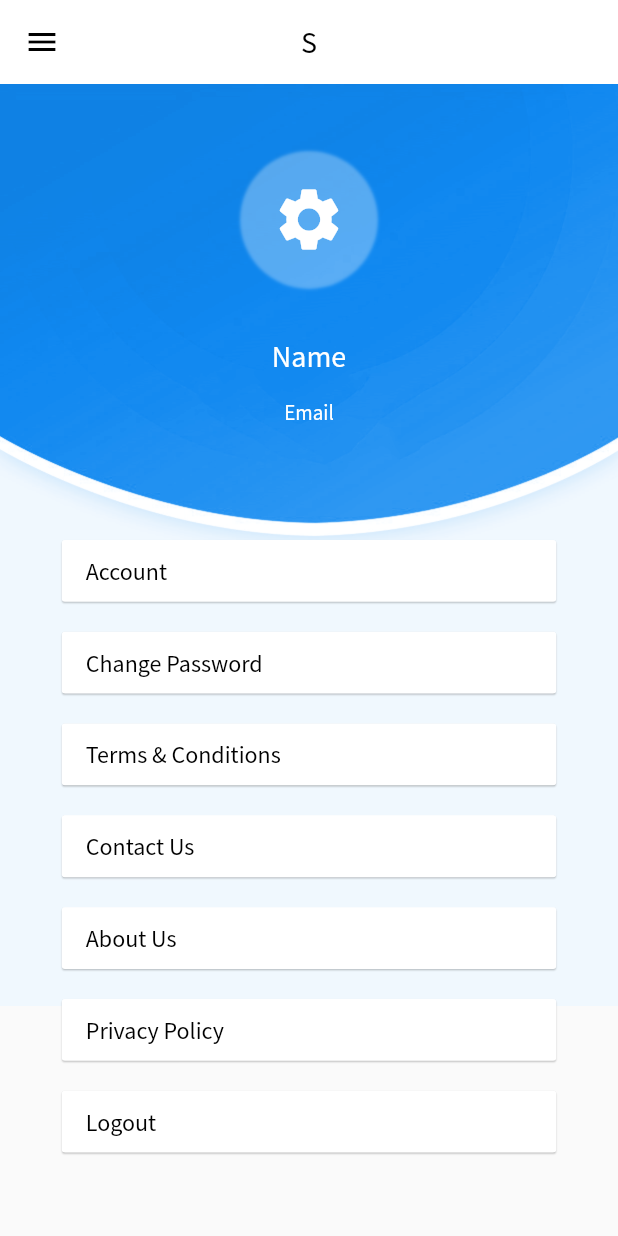
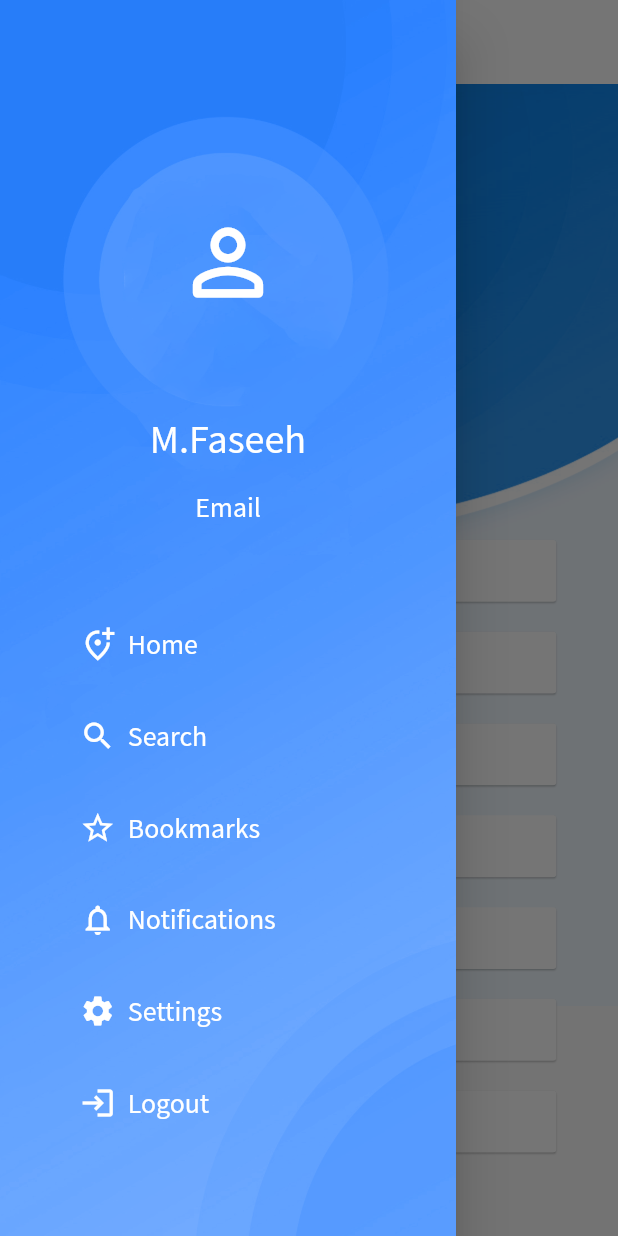
Before and after one commit to faseeh1999/FindMySchool, a Flutter app: the SettingsScreen screen opened directly, with the side drawer open (before the commit the screen has no drawer), on a phone screen of 412 x 824 dp. Run offline on Flutter 3.47's test engine with Material 2 defaults, Android fonts, the phone set to English and light mode, and no system bars; our stand-ins replace animated_text_kit, cloud_firestore, firebase_auth, firebase_core, form_validator, google_sign_in and 4 more; accounts and stored records are empty.

Commit message:
Drawer UI Completed
Drawer UI Completed & Implemented.

```diff
--- a/lib/screens/authentication/splash.dart
+++ b/lib/screens/authentication/splash.dart
@@ -34,9 +34,13 @@ class _SplashState extends State<Splash> {
         await SharedPreferences.getInstance();
     var obtainedEmail = sharedPreferences.getString('email');
     var obtainedToken = sharedPreferences.getString('token');
+    print(obtainedEmail);
+    print(obtainedToken);
     setState(() {
       finalEmail = obtainedEmail;
       finalToken = obtainedToken;
+      print(finalEmail);
+      print(finalToken);
     });
   }
 
--- /dev/null
+++ b/lib/screens/drawer/maindrawer.dart
@@ -0,0 +1,342 @@
+import 'package:FindMySchool/screens/authentication/welcome.dart';
+import 'package:FindMySchool/screens/bookmarks/bookmark.dart';
+import 'package:FindMySchool/screens/home/home.dart';
+import 'package:FindMySchool/screens/notifications/notifications.dart';
+import 'package:FindMySchool/screens/search/search.dart';
+import 'package:FindMySchool/screens/settings/settings.dart';
+import 'package:firebase_auth/firebase_auth.dart';
+import 'package:flutter/cupertino.dart';
+import 'package:flutter/material.dart';
+import 'package:page_transition/page_transition.dart';
+import 'package:shared_preferences/shared_preferences.dart';
+
+class MainDrawer extends StatelessWidget {
+  @override
+  Widget build(BuildContext context) {
+    final size = MediaQuery.of(context).size;
+    return Drawer(
+      child: Container(
+        child: Stack(
+          fit: StackFit.expand,
+          children: [
+            Image.asset(
+              'assets/images/menubg.png',
+              fit: BoxFit.cover,
+            ),
+            Column(
+              mainAxisAlignment: MainAxisAlignment.start,
+              crossAxisAlignment: CrossAxisAlignment.center,
+              children: [
+                Padding(
+                  padding:  EdgeInsets.only(top: size.height * 0.17),
+                  child: Icon(
+                    Icons.person_outline_rounded,
+                    color: Colors.white,
+                    size: 70.0,
+                  ),
+                ),
+                SizedBox(
+                  height: size.height * 0.08,
+                ),
+                Text("M.Faseeh",
+                  style: TextStyle(
+                      color: Colors.white,
+                      fontFamily: 'ss',
+                      fontSize: size.width*0.065,
+                      fontWeight: FontWeight.w500
+                  ),
+                ),
+                SizedBox(
+                  height: size.height * 0.02,
+                ),
+                Text("Email",
+                  style: TextStyle(
+                      color: Colors.white,
+                      fontFamily: 'ss',
+                      fontSize: size.width*0.045,
+                      fontWeight: FontWeight.w500
+                  ),
+                ),
+                SizedBox(
+                  height: size.height * 0.06,
+                ),
+                Column(
+                  children: [
+                    Container(
+                      margin: EdgeInsets.fromLTRB(0, 10, 0, 10),
+                      height: size.height * 0.05,
+                      width: size.width * 0.8,
+                      child: Padding(
+                        padding:  EdgeInsets.only(left: size.width*0.1),
+                        child: Align(
+
+                          alignment: Alignment.centerLeft,
+                          child: RaisedButton.icon(
+                            label: Text("Home",
+                                style: TextStyle(
+                                    fontFamily: 'ss',
+                                    fontSize: size.width*0.045,)
+                            ),
+                            icon: Icon(Icons.add_location_alt_outlined),
+                            elevation: 0.0,
+                            //padding: EdgeInsets.symmetric(horizontal: size.width*0.35,vertical: size.height*0.02),
+                            onPressed: () {
+
+                              Navigator.of(context).pop();
+                              Navigator.pushReplacement(
+                                context,
+                                PageTransition(
+                                    type: PageTransitionType.fade,
+                                    duration: Duration(milliseconds: 300),
+                                    child: HomeScreen()
+                                ),
+
+                              );
+
+                            },
+                            textColor: Colors.white,
+                            color: Colors.transparent,
+
+                          ),
+                        ),
+                      ),
+                    ),
+                    Container(
+                      margin: EdgeInsets.fromLTRB(0, 10, 0, 10),
+                      height: size.height * 0.05,
+                      width: size.width * 0.8,
+                      child: Padding(
+                        padding:  EdgeInsets.only(left: size.width*0.1),
+                        child: Align(
+
+                          alignment: Alignment.centerLeft,
+                          child: RaisedButton.icon(
+                            label: Text("Search",
+                                style: TextStyle(
+                                  fontFamily: 'ss',
+                                  fontSize: size.width*0.045,)
+                            ),
+                            icon: Icon(Icons.search),
+                            elevation: 0.0,
+                            //padding: EdgeInsets.symmetric(horizontal: size.width*0.35,vertical: size.height*0.02),
+                            onPressed: () {
+                              Navigator.of(context).pop();
+                              Navigator.pushReplacement(
+                                context,
+                                PageTransition(
+                                    type: PageTransitionType.fade,
+                                    duration: Duration(milliseconds: 300),
+                                    child: SearchScreen()
+                                ),
+
+                              );
+
+                            },
+                            textColor: Colors.white,
+                            color: Colors.transparent,
+
+                          ),
+                        ),
+                      ),
+                    ),
+
+                    Container(
+                      margin: EdgeInsets.fromLTRB(0, 10, 0, 10),
+                      height: size.height * 0.05,
+                      width: size.width * 0.8,
+                      child: Padding(
+                        padding:  EdgeInsets.only(left: size.width*0.1),
+                        child: Align(
+
+                          alignment: Alignment.centerLeft,
+                          child: RaisedButton.icon(
+                            label: Text("Bookmarks",
+                                style: TextStyle(
+                                  fontFamily: 'ss',
+                                  fontSize: size.width*0.045,)
+                            ),
+                            icon: Icon(Icons.star_border_outlined),
+                            elevation: 0.0,
+                            //padding: EdgeInsets.symmetric(horizontal: size.width*0.35,vertical: size.height*0.02),
+                            onPressed: () {
+                              Navigator.of(context).pop();
+                              Navigator.pushReplacement(
+                                  context,
+                                  PageTransition(
+                                      type: PageTransitionType.fade,
+                                      duration: Duration(milliseconds: 300),
+                                      child: BookmarkScreen()
+                                  ),
+
+                              );
+                            },
+                            textColor: Colors.white,
+                            color: Colors.transparent,
+
+                          ),
+                        ),
+                      ),
+                    ),
+
+                    Container(
+                      margin: EdgeInsets.fromLTRB(0, 10, 0, 10),
+                      height: size.height * 0.05,
+                      width: size.width * 0.8,
+                      child: Padding(
+                        padding:  EdgeInsets.only(left: size.width*0.1),
+                        child: Align(
+
+                          alignment: Alignment.centerLeft,
+                          child: RaisedButton.icon(
+                            label: Text("Notifications",
+                                style: TextStyle(
+                                  fontFamily: 'ss',
+                                  fontSize: size.width*0.045,)
+                            ),
+                            icon: Icon(Icons.notifications_none_outlined),
+                            elevation: 0.0,
+                            //padding: EdgeInsets.symmetric(horizontal: size.width*0.35,vertical: size.height*0.02),
+                            onPressed: () {
+                              Navigator.of(context).pop();
+                              Navigator.pushReplacement(
+                                context,
+                                PageTransition(
+                                    type: PageTransitionType.fade,
+                                    duration: Duration(milliseconds: 300),
+                                    child: NotificationScreen()
+                                ),
+
+                              );
+
+                            },
+                            textColor: Colors.white,
+                            color: Colors.transparent,
+
+                          ),
+                        ),
+                      ),
+                    ),
+                    Container(
+                      margin: EdgeInsets.fromLTRB(0, 10, 0, 10),
+                      height: size.height * 0.05,
+                      width: size.width * 0.8,
+                      child: Padding(
+                        padding:  EdgeInsets.only(left: size.width*0.1),
+                        child: Align(
+
+                          alignment: Alignment.centerLeft,
+                          child: RaisedButton.icon(
+                            label: Text("Settings",
+                                style: TextStyle(
+                                  fontFamily: 'ss',
+                                  fontSize: size.width*0.045,)
+                            ),
+                            icon: Icon(Icons.settings),
+                            elevation: 0.0,
+                            //padding: EdgeInsets.symmetric(horizontal: size.width*0.35,vertical: size.height*0.02),
+                            onPressed: () {
+                              Navigator.of(context).pop();
+                              Navigator.pushReplacement(
+                                context,
+                                PageTransition(
+                                    type: PageTransitionType.fade,
+                                    duration: Duration(milliseconds: 300),
+                                    child: SettingsScreen()
+                                ),
+
+                              );
+                            },
+                            textColor: Colors.white,
+                            color: Colors.transparent,
+
+                          ),
+                        ),
+                      ),
+                    ),
+                    Container(
+                      margin: EdgeInsets.fromLTRB(0, 10, 0, 10),
+                      height: size.height * 0.05,
+                      width: size.width * 0.8,
+                      child: Padding(
+                        padding:  EdgeInsets.only(left: size.width*0.1),
+                        child: Align(
+
+                          alignment: Alignment.centerLeft,
+                          child: RaisedButton.icon(
+                            label: Text("Logout",
+                                style: TextStyle(
+                                  fontFamily: 'ss',
+                                  fontSize: size.width*0.045,)
+                            ),
+                            icon: Icon(Icons.login_outlined),
+                            elevation: 0.0,
+                            //padding: EdgeInsets.symmetric(horizontal: size.width*0.35,vertical: size.height*0.02),
+                            onPressed: () {
+
+                              Widget logoutButton = FlatButton(
+                                child: Text("Logout"),
+                                onPressed: () async {
+                                  final SharedPreferences sharedPreferences =
+                                  await SharedPreferences.getInstance();
+                                  sharedPreferences.remove('email');
+                                  sharedPreferences.remove('token');
+
+                                  try {
+                                    await FirebaseAuth.instance.signOut();
+                                  } catch (e) {
+                                    print(e);
+                                  }
+                                  Navigator.pushReplacement(
+                                    context,
+                                    PageTransition(
+                                        type: PageTransitionType.fade,
+                                        duration: Duration(milliseconds: 300),
+                                        child: WelcomeScreen()),
+                                  );
+                                },
+                              );
+
+                              Widget cancelButton = FlatButton(
+                                child: Text("No"),
+                                onPressed: () => Navigator.pop(context),
+                              );
+
+                              // set up the AlertDialog
+                              AlertDialog alert = AlertDialog(
+                                title: Text("Confirm Logout"),
+                                content: Text("Are you sure you want to Logout?"),
+                                actions: [
+                                  cancelButton,
+                                  logoutButton,
+                                ],
+                              );
+                              // show the dialog
+                              showDialog(
+                                context: context,
+                                builder: (BuildContext context) {
+                                  return alert;
+                                },
+                              );
+
+                            },
+                            textColor: Colors.white,
+                            color: Colors.transparent,
+
+                          ),
+                        ),
+                      ),
+                    ),
+
+                  ],
+                )
+              ],
+            ),
+
+
+
+          ],
+        ),
+      ),
+    );
+  }
+}
--- a/lib/screens/settings/settings.dart
+++ b/lib/screens/settings/settings.dart
@@ -1,3 +1,4 @@
+import 'package:FindMySchool/screens/drawer/maindrawer.dart';
 import 'package:FindMySchool/screens/settings/about.dart';
 import 'package:FindMySchool/screens/settings/changePassword.dart';
 import 'package:FindMySchool/screens/settings/contact.dart';
@@ -46,18 +47,16 @@ class _SettingsScreenState extends State<SettingsScreen> {
     return Scaffold(
 
       appBar: AppBar(
-        leading: Icon(
-          Icons.menu_sharp,
-          color: Colors.black,
-        ),
+        iconTheme: IconThemeData(color: Colors.black),
         elevation: 0.0,
         backgroundColor: Colors.white,
         title: Text(
-          "S",
+          "Settings",
           style: TextStyle(color: Colors.black, fontFamily: "ss"),
         ),
         centerTitle: true,
       ),
+      drawer: MainDrawer(),
       body: Stack(
         children: [
           Image.asset(
@@ -267,12 +266,13 @@ class _SettingsScreenState extends State<SettingsScreen> {
                               } catch (e) {
                               print(e);
                               }
-                              Navigator.of(context, rootNavigator: true).pushAndRemoveUntil(
+                              Navigator.pushReplacement(
+                                context,
                               PageTransition(
                               type: PageTransitionType.fade,
                               duration: Duration(milliseconds: 300),
                               child: WelcomeScreen()),
-                              (route) => false);
+                              );
                               },
                               );
 
```
Also changed, not shown: lib/screens/authentication/login.dart (+163 -13 lines), lib/screens/bookmarks/bookmark.dart (+3 -4 lines), lib/screens/home/home.dart (+7 -5 lines), lib/screens/notifications/notifications.dart (+4 -5 lines), lib/screens/search/search.dart (+14 -1 lines), assets/images/menubg.png (added).
